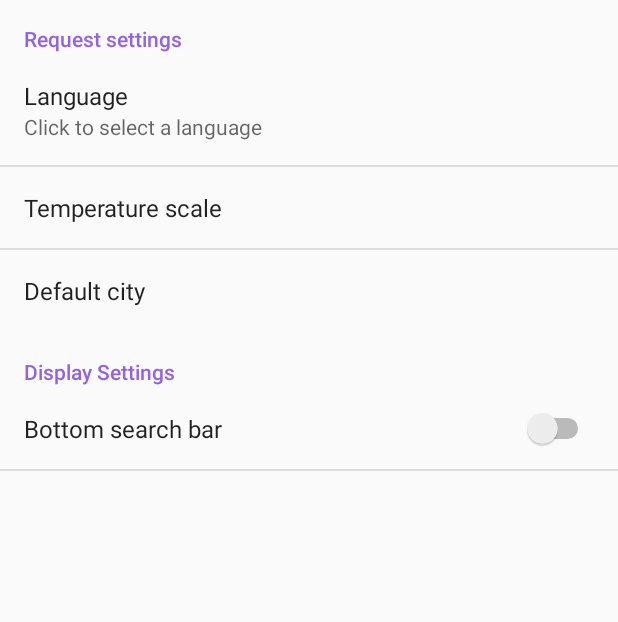
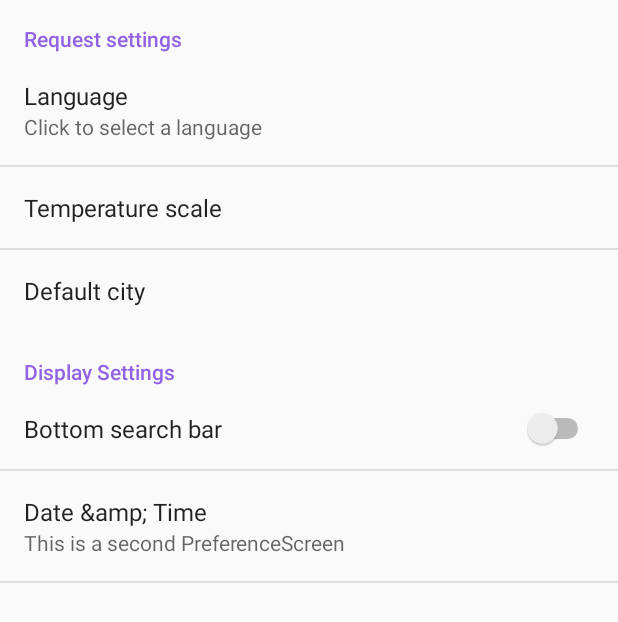
Before and after one commit to MaryiaDuk/WeatherProject, an Android app: the SettingsActivity screen opened directly, with no data from a screen before it, on a phone screen of 412 x 824 dp. Shown: the top 622 px of the screen. Run offline under Robolectric (Android 15) with nearby library versions, the phone set to English and light mode, and no system bars.

Commit message:
fix 547456456

```diff
--- a/app/src/main/java/com/gmail/mashaduk1996/weather/SettingsActivity.java
+++ b/app/src/main/java/com/gmail/mashaduk1996/weather/SettingsActivity.java
@@ -1,8 +1,10 @@
 package com.gmail.mashaduk1996.weather;
 
+import android.app.Activity;
 import android.content.Intent;
 import android.os.Bundle;
 import android.preference.PreferenceActivity;
+import android.preference.PreferenceFragment;
 import android.preference.PreferenceManager;
 import android.support.annotation.Nullable;
 
@@ -15,10 +17,13 @@ public class SettingsActivity extends PreferenceActivity {
 
     }
 
+
     @Override
     public void onBackPressed() {
         super.onBackPressed();
         Intent intent = new Intent(SettingsActivity.this, StartActivity.class);
         startActivity(intent);
     }
+
+
 }
--- a/app/src/main/res/values/strings.xml
+++ b/app/src/main/res/values/strings.xml
@@ -32,7 +32,7 @@
         <item>1</item>
         <item>2</item>
     </string-array>
-<string name="choose_lang">Language</string>
+    <string name="choose_lang">Language</string>
     <string name="fitstrun_text">Похоже это первый запуск приложения!\n
         Сейчас Вы будете переправлены\n
         на страницу настроек.\n
@@ -47,4 +47,15 @@
     <string name="def_city">Default city</string>
     <string name="disp_settings">Display Settings</string>
     <string name="place_tb">Bottom search bar</string>
+    <string name="choose_temp_scale">Choose temperature scale</string>
+    <string name="choose_time">24-hour time</string>
+    <string name="dt"><![CDATA[Date &amp; Time]]></string>
+    <string-array name="dateFormatNum">
+        <item>1</item>
+        <item>2</item>
+        <item>3</item>
+    </string-array>
+    <string-array name="DateFormat">
+        <item></item>
+    </string-array>
 </resources>
--- a/app/src/main/res/xml/pref.xml
+++ b/app/src/main/res/xml/pref.xml
@@ -12,6 +12,7 @@
             android:title="@string/choose_lang" />
         <ListPreference
             android:defaultValue="1"
+            android:dialogTitle="@string/choose_temp_scale"
             android:entries="@array/tempr"
             android:entryValues="@array/TempNum"
             android:key="temperature"
@@ -29,6 +30,16 @@
             android:defaultValue="false"
             android:key="toolbarPlace"
             android:title="@string/place_tb" />
+        <PreferenceScreen
+            android:key="SecondPrefScreen"
+            android:summary="This is a second PreferenceScreen"
+            android:title="@string/dt">
+            <SwitchPreference
+                android:defaultValue="true"
+                android:key="24-hours"
+                android:title="@string/choose_time" />
+        </PreferenceScreen>
+    </PreferenceCategory>
 
-    </PreferenceCategory>
+
 </PreferenceScreen>
```
Also changed, not shown: 1 other file.
